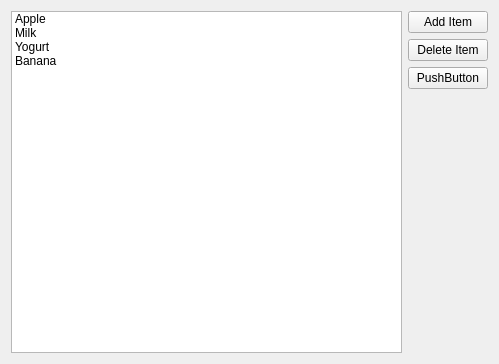
Before: the Qt Designer form QListWidge/QListWidge/widget.ui in emrahsariboz/QTCreatorProjects, drawn with Qt 5.
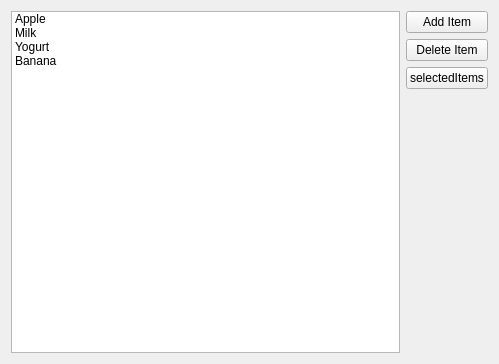
After: the same form once the commit is applied.

```diff
--- a/QListWidge/QListWidge/widget.ui
+++ b/QListWidge/QListWidge/widget.ui
@@ -57,7 +57,7 @@
      <item>
       <widget class="QPushButton" name="selectedItemsButton">
        <property name="text">
-        <string>PushButton</string>
+        <string>selectedItems</string>
        </property>
       </widget>
      </item>
```
